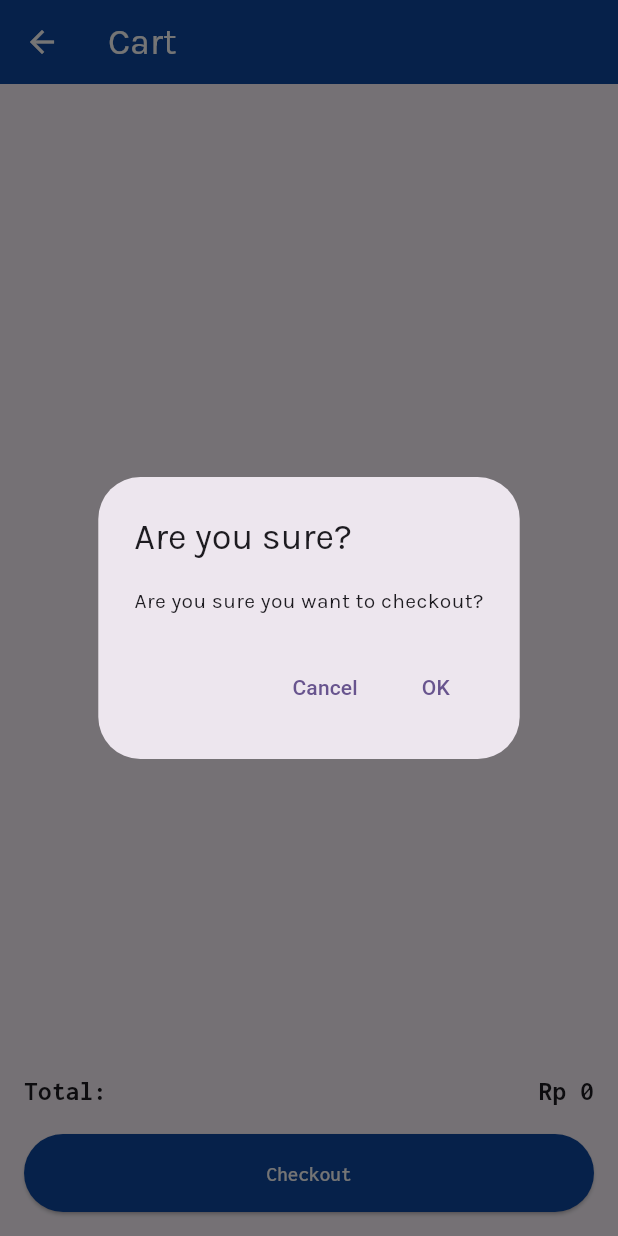
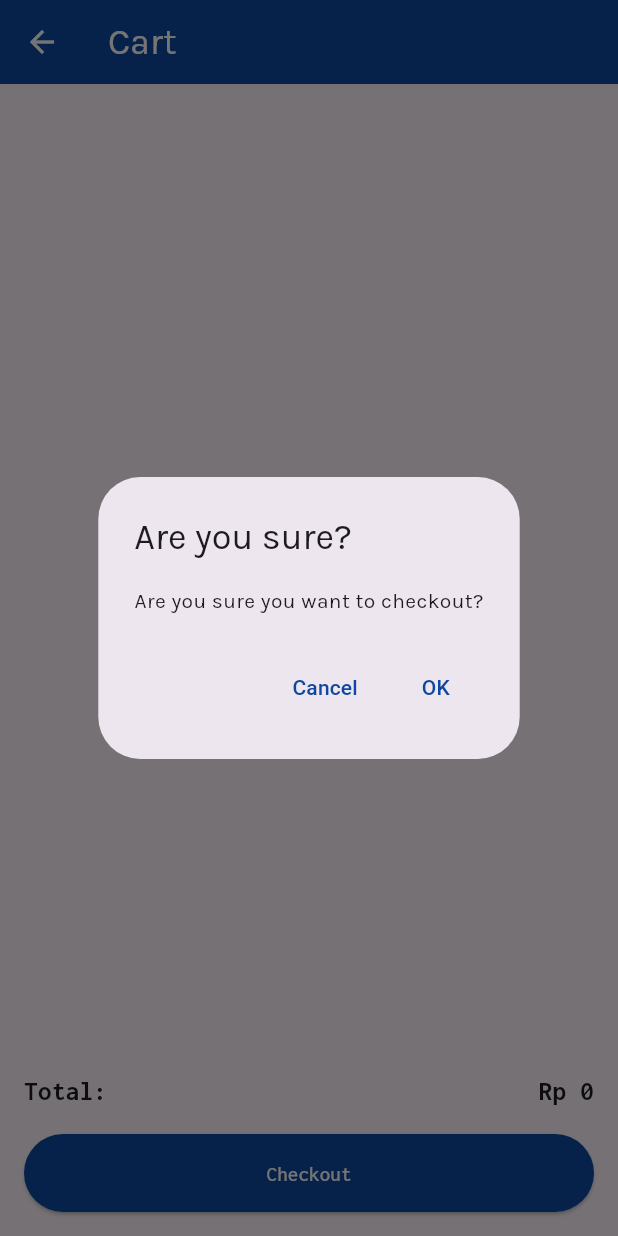
Before and after one commit to sineam0r/uts_2022110006, a Flutter app: the CartScreen screen opened directly, after a tap on "Checkout", on a phone screen of 412 x 824 dp. Run offline on Flutter 3.47's test engine with Material 3 defaults, Android fonts, the phone set to English and light mode, and no system bars; our stand-ins replace google_fonts, shared_preferences; accounts and stored records are empty; network calls fail.

```diff
--- a/lib/screens/cart_screen.dart
+++ b/lib/screens/cart_screen.dart
@@ -127,10 +127,16 @@ class CartScreen extends StatelessWidget {
                         ),
                         actions: [
                           TextButton(
+                            style: TextButton.styleFrom(
+                              foregroundColor: Colors.blue[900],
+                            ),
                             onPressed: () => Navigator.of(context).pop(),
                             child: const Text('Cancel'),
                           ),
                           TextButton(
+                            style: TextButton.styleFrom(
+                              foregroundColor: Colors.blue[900],
+                            ),
                             onPressed: () {
                               cartProvider.clearCart();
                               Navigator.of(context).pop();
--- a/lib/screens/login_screen.dart
+++ b/lib/screens/login_screen.dart
@@ -86,6 +86,9 @@ class _LoginScreenState extends State<LoginScreen> {
                           hintText: 'ambafood@gmail.com',
                           hintStyle: TextStyle(color: Colors.grey),
                           prefixIcon: Icon(Icons.email),
+                          focusedBorder: UnderlineInputBorder(
+                            borderSide: BorderSide(color: Colors.blue),
+                          ),
                         ),
                         validator: (value) {
                           if (value == null || value.isEmpty) {
@@ -115,6 +118,9 @@ class _LoginScreenState extends State<LoginScreen> {
                                 obscureText = !obscureText;
                               });
                             },
+                          ),
+                          focusedBorder: const UnderlineInputBorder(
+                            borderSide: BorderSide(color: Colors.blue),
                           ),
                         ),
                         validator: (value) {
```
Also changed, not shown: lib/screens/product_screen.dart (+1 -8 lines), 1 other file.
